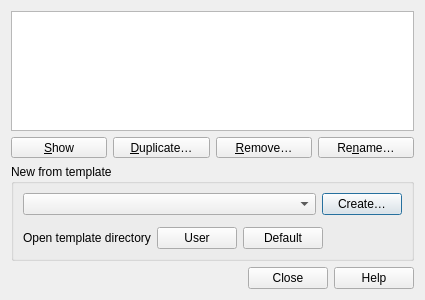
First picture: the form in src/ui/layout/qgslayoutmanagerbase.ui, repository qgis/QGIS, before the edit.
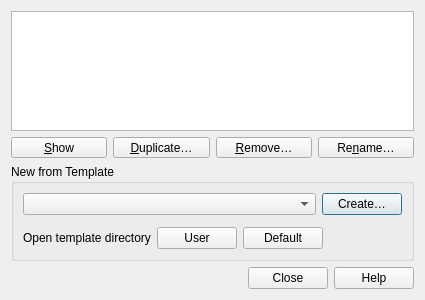
Second picture: the form after the edit. Icons and pictures are not drawn. Custom widgets are drawn as their Qt base class.

Diff of the .ui file:
```diff
--- a/src/ui/layout/qgslayoutmanagerbase.ui
+++ b/src/ui/layout/qgslayoutmanagerbase.ui
@@ -102,7 +102,7 @@
       <enum>Qt::StrongFocus</enum>
      </property>
      <property name="title">
-      <string>New from template</string>
+      <string>New from Template</string>
      </property>
      <layout class="QGridLayout" name="gridLayout">
       <property name="spacing">
```
